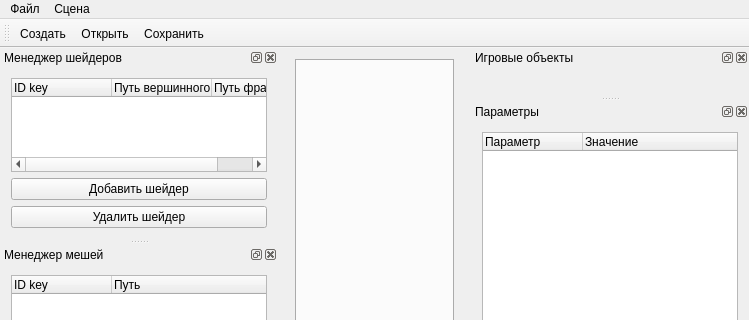
Above: SRC/mainform.ui from maxiprogram/Editor before the change; both pictures show x 0 to 749 and y 0 to 320 of the 749 by 831 pixel window. Below: the same form after it.
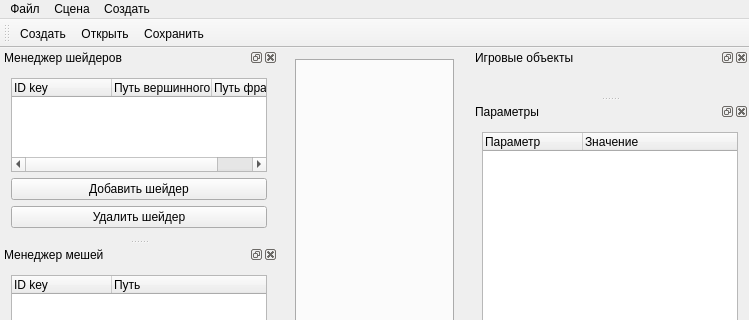
That is the form after the change.

Diff of the .ui file:
```diff
--- a/SRC/mainform.ui
+++ b/SRC/mainform.ui
@@ -62,8 +62,15 @@
     </property>
     <addaction name="set_projection_scene"/>
    </widget>
+   <widget class="QMenu" name="menu_2">
+    <property name="title">
+     <string>Создать</string>
+    </property>
+    <addaction name="create_GameObject2D"/>
+   </widget>
    <addaction name="menu"/>
    <addaction name="menuCwtyf"/>
+   <addaction name="menu_2"/>
   </widget>
   <widget class="QToolBar" name="toolBarFile">
    <property name="windowTitle">
```
Left out of the diff: 5 changed lines with no effect on the pictures.
